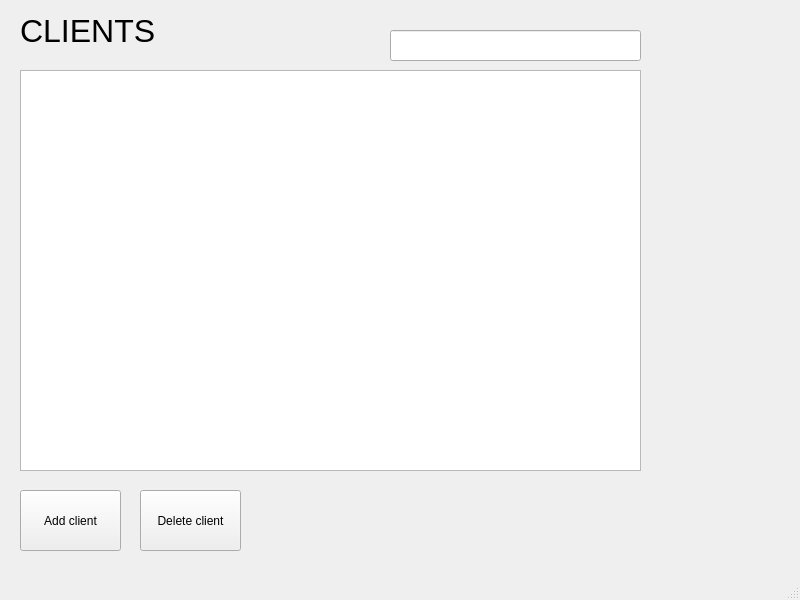
Old version of the form clientwindow.ui in the repository sluchson/Projekt-Studia-HotelSystem.
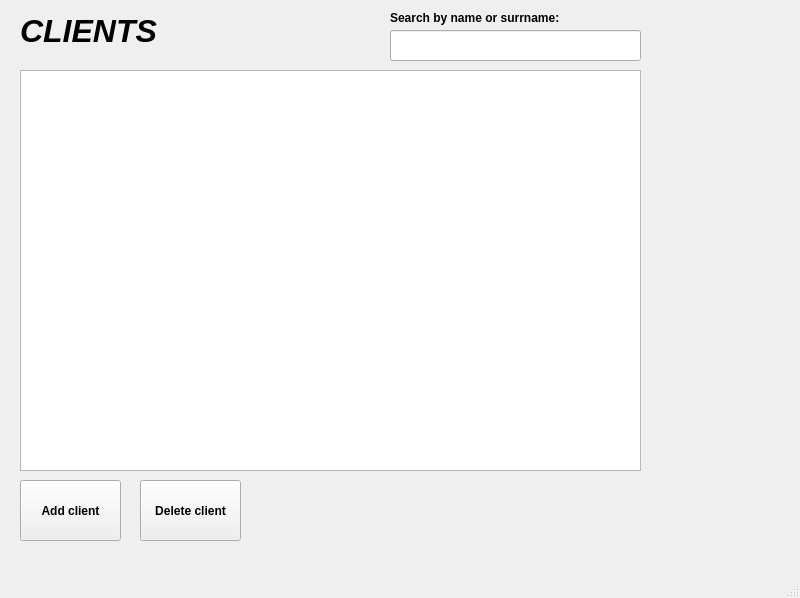
New version of the form.

Patch:
```diff
--- a/clientwindow.ui
+++ b/clientwindow.ui
@@ -10,7 +10,7 @@
     <x>0</x>
     <y>0</y>
     <width>800</width>
-    <height>600</height>
+    <height>598</height>
    </rect>
   </property>
   <property name="windowTitle">
@@ -42,6 +42,8 @@
     <property name="font">
      <font>
       <pointsize>24</pointsize>
+      <italic>true</italic>
+      <bold>true</bold>
      </font>
     </property>
     <property name="text">
@@ -52,11 +54,16 @@
     <property name="geometry">
      <rect>
       <x>20</x>
-      <y>490</y>
+      <y>480</y>
       <width>101</width>
       <height>61</height>
      </rect>
     </property>
+    <property name="font">
+     <font>
+      <bold>true</bold>
+     </font>
+    </property>
     <property name="text">
      <string>Add client</string>
     </property>
@@ -65,11 +72,16 @@
     <property name="geometry">
      <rect>
       <x>140</x>
-      <y>490</y>
+      <y>480</y>
       <width>101</width>
       <height>61</height>
      </rect>
     </property>
+    <property name="font">
+     <font>
+      <bold>true</bold>
+     </font>
+    </property>
     <property name="text">
      <string>Delete client</string>
     </property>
@@ -84,6 +96,24 @@
      </rect>
     </property>
    </widget>
+   <widget class="QLabel" name="label_4">
+    <property name="geometry">
+     <rect>
+      <x>390</x>
+      <y>10</y>
+      <width>211</width>
+      <height>16</height>
+     </rect>
+    </property>
+    <property name="font">
+     <font>
+      <bold>true</bold>
+     </font>
+    </property>
+    <property name="text">
+     <string>Search by name or surrname:</string>
+    </property>
+   </widget>
   </widget>
   <widget class="QMenuBar" name="menubar">
    <property name="geometry">
```
Left out of the diff: 2 changed lines with no effect on the pictures.
